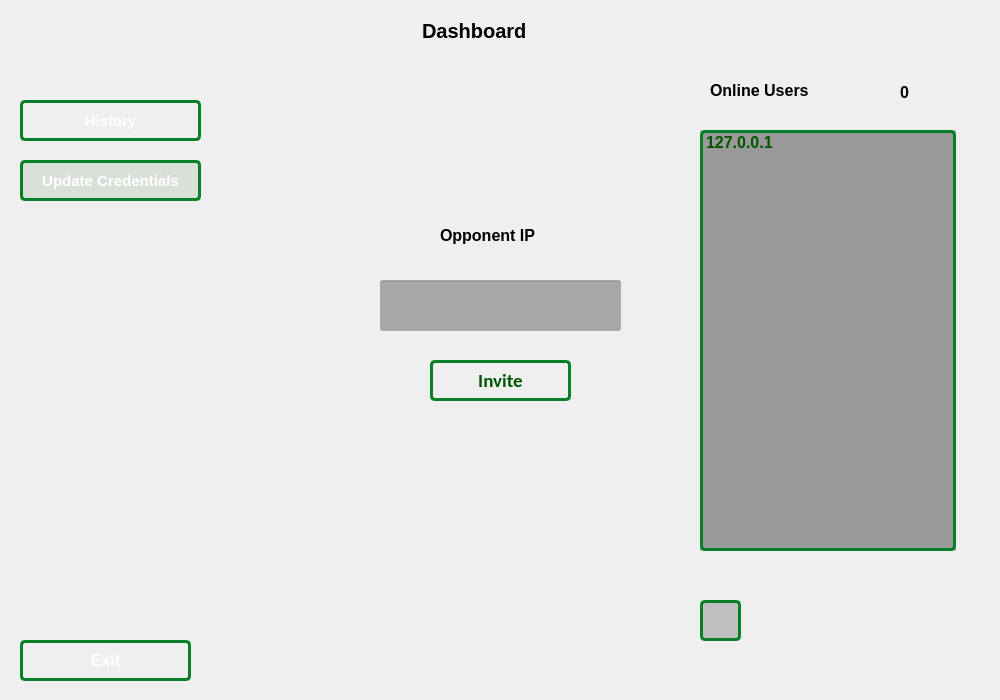
First picture: the form in windows/Dashboard/dashboard.ui, repository hamidreza2005/PlanetVsZombies, before the edit.
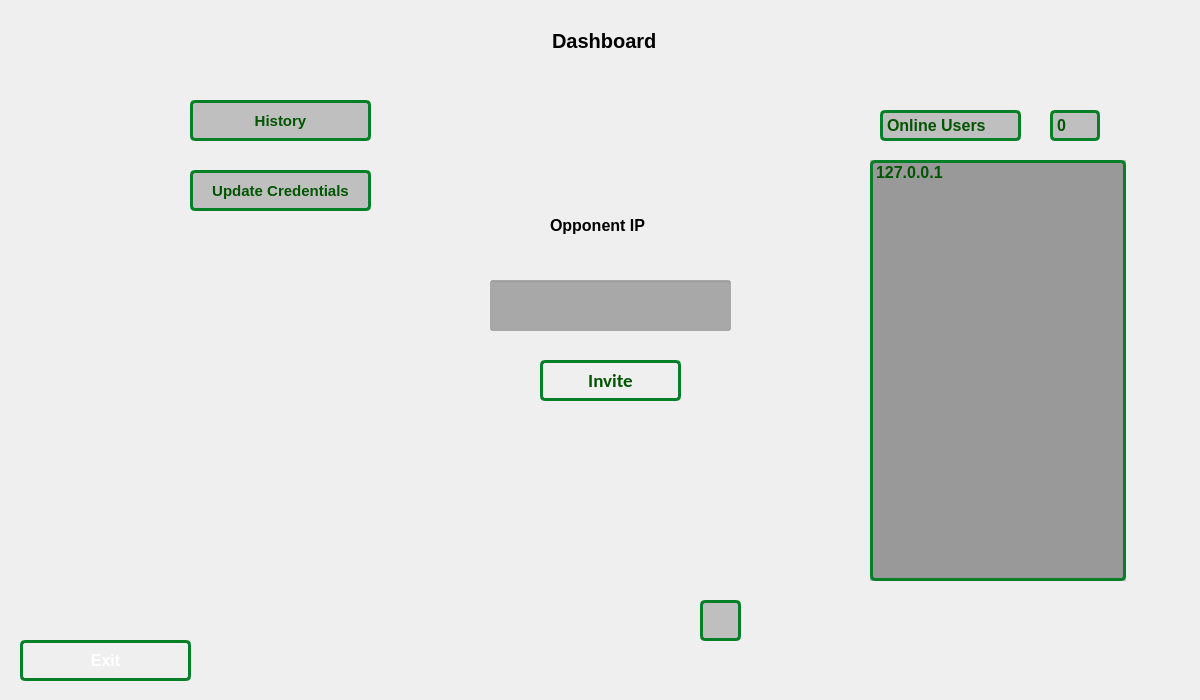
Second picture: the form after the edit. Icons and pictures are not drawn.

The edit to the form file:
```diff
--- a/windows/Dashboard/dashboard.ui
+++ b/windows/Dashboard/dashboard.ui
@@ -6,7 +6,7 @@
    <rect>
     <x>0</x>
     <y>0</y>
-    <width>1000</width>
+    <width>1200</width>
     <height>700</height>
    </rect>
   </property>
@@ -27,177 +27,6 @@
   <property name="styleSheet">
    <string notr="true"/>
   </property>
-  <widget class="QLabel" name="welcomeText">
-   <property name="geometry">
-    <rect>
-     <x>380</x>
-     <y>10</y>
-     <width>221</width>
-     <height>41</height>
-    </rect>
-   </property>
-   <property name="font">
-    <font>
-     <pointsize>15</pointsize>
-     <bold>true</bold>
-    </font>
-   </property>
-   <property name="layoutDirection">
-    <enum>Qt::LeftToRight</enum>
-   </property>
-   <property name="styleSheet">
-    <string notr="true">margin:0 auto;
-color: rgb(0, 0, 0);</string>
-   </property>
-   <property name="text">
-    <string>Dashboard</string>
-   </property>
-   <property name="scaledContents">
-    <bool>false</bool>
-   </property>
-   <property name="wordWrap">
-    <bool>false</bool>
-   </property>
-  </widget>
-  <widget class="QLabel" name="label_2">
-   <property name="geometry">
-    <rect>
-     <x>710</x>
-     <y>80</y>
-     <width>131</width>
-     <height>21</height>
-    </rect>
-   </property>
-   <property name="font">
-    <font>
-     <pointsize>12</pointsize>
-     <bold>true</bold>
-    </font>
-   </property>
-   <property name="text">
-    <string>Online Users</string>
-   </property>
-  </widget>
-  <widget class="QPushButton" name="updateCredentials">
-   <property name="geometry">
-    <rect>
-     <x>20</x>
-     <y>160</y>
-     <width>181</width>
-     <height>41</height>
-    </rect>
-   </property>
-   <property name="font">
-    <font>
-     <pointsize>11</pointsize>
-     <bold>true</bold>
-    </font>
-   </property>
-   <property name="styleSheet">
-    <string notr="true">color: rgb(255, 255, 255);
-background-color: rgba(0, 85, 0,0.1);
-border:3px solid #068027;
-border-radius:5px;</string>
-   </property>
-   <property name="text">
-    <string>Update Credentials</string>
-   </property>
-  </widget>
-  <widget class="QLineEdit" name="opponentIp">
-   <property name="geometry">
-    <rect>
-     <x>380</x>
-     <y>280</y>
-     <width>241</width>
-     <height>51</height>
-    </rect>
-   </property>
-   <property name="font">
-    <font>
-     <pointsize>16</pointsize>
-     <bold>true</bold>
-    </font>
-   </property>
-   <property name="acceptDrops">
-    <bool>true</bool>
-   </property>
-   <property name="styleSheet">
-    <string notr="true">color: rgb(0, 0, 0);
-background-color: rgba(0, 0, 0,0.3);</string>
-   </property>
-   <property name="text">
-    <string/>
-   </property>
-  </widget>
-  <widget class="QPushButton" name="ready">
-   <property name="geometry">
-    <rect>
-     <x>430</x>
-     <y>360</y>
-     <width>141</width>
-     <height>41</height>
-    </rect>
-   </property>
-   <property name="font">
-    <font>
-     <family>Calibri</family>
-     <pointsize>14</pointsize>
-     <bold>true</bold>
-    </font>
-   </property>
-   <property name="cursor">
-    <cursorShape>PointingHandCursor</cursorShape>
-   </property>
-   <property name="styleSheet">
-    <string notr="true">color: rgb(0, 85, 0);
-border:3px solid #068027;
-border-radius:5px;</string>
-   </property>
-   <property name="text">
-    <string>Invite</string>
-   </property>
-  </widget>
-  <widget class="QLabel" name="label_3">
-   <property name="geometry">
-    <rect>
-     <x>440</x>
-     <y>210</y>
-     <width>121</width>
-     <height>51</height>
-    </rect>
-   </property>
-   <property name="font">
-    <font>
-     <pointsize>12</pointsize>
-     <bold>true</bold>
-    </font>
-   </property>
-   <property name="styleSheet">
-    <string notr="true">color: rgb(0, 0, 0);</string>
-   </property>
-   <property name="text">
-    <string>Opponent IP</string>
-   </property>
-  </widget>
-  <widget class="QLabel" name="onlineClientsCount">
-   <property name="geometry">
-    <rect>
-     <x>900</x>
-     <y>84</y>
-     <width>50</width>
-     <height>16</height>
-    </rect>
-   </property>
-   <property name="font">
-    <font>
-     <pointsize>12</pointsize>
-     <bold>true</bold>
-    </font>
-   </property>
-   <property name="text">
-    <string>0</string>
-   </property>
-  </widget>
   <widget class="QPushButton" name="refreshUsers">
    <property name="geometry">
     <rect>
@@ -265,69 +94,12 @@
     <string>Exit</string>
    </property>
   </widget>
-  <widget class="QListWidget" name="onlineClients">
-   <property name="geometry">
-    <rect>
-     <x>700</x>
-     <y>130</y>
-     <width>256</width>
-     <height>421</height>
-    </rect>
-   </property>
-   <property name="font">
-    <font>
-     <pointsize>12</pointsize>
-     <bold>true</bold>
-    </font>
-   </property>
-   <property name="autoFillBackground">
-    <bool>true</bool>
-   </property>
-   <property name="styleSheet">
-    <string notr="true">color: rgb(0, 85, 0);
-background-color: rgba(0, 0, 0,0.2);
-border:3px solid #068027;
-border-radius:5px;</string>
-   </property>
-   <item>
-    <property name="text">
-     <string>127.0.0.1</string>
-    </property>
-   </item>
-  </widget>
-  <widget class="QPushButton" name="history">
-   <property name="geometry">
-    <rect>
-     <x>20</x>
-     <y>100</y>
-     <width>181</width>
-     <height>41</height>
-    </rect>
-   </property>
-   <property name="font">
-    <font>
-     <pointsize>11</pointsize>
-     <bold>true</bold>
-    </font>
-   </property>
-   <property name="autoFillBackground">
-    <bool>false</bool>
-   </property>
-   <property name="styleSheet">
-    <string notr="true">color: rgb(255, 255, 255);
-border:3px solid #068027;
-border-radius:5px;</string>
-   </property>
-   <property name="text">
-    <string>History</string>
-   </property>
-  </widget>
   <widget class="QWidget" name="widget" native="true">
    <property name="geometry">
     <rect>
      <x>0</x>
      <y>0</y>
-     <width>1000</width>
+     <width>1200</width>
      <height>700</height>
     </rect>
    </property>
@@ -338,6 +110,247 @@
     background-position: center;
 }</string>
    </property>
+   <widget class="QLabel" name="onlineClientsCount">
+    <property name="geometry">
+     <rect>
+      <x>1050</x>
+      <y>110</y>
+      <width>50</width>
+      <height>31</height>
+     </rect>
+    </property>
+    <property name="font">
+     <font>
+      <pointsize>12</pointsize>
+      <bold>true</bold>
+     </font>
+    </property>
+    <property name="styleSheet">
+     <string notr="true">color: rgb(0, 85, 0);
+background-color: rgba(0, 0, 0,0.2);
+border:3px solid #068027;
+border-radius:5px;</string>
+    </property>
+    <property name="text">
+     <string>0</string>
+    </property>
+   </widget>
+   <widget class="QLabel" name="label_2">
+    <property name="geometry">
+     <rect>
+      <x>880</x>
+      <y>110</y>
+      <width>141</width>
+      <height>31</height>
+     </rect>
+    </property>
+    <property name="font">
+     <font>
+      <pointsize>12</pointsize>
+      <bold>true</bold>
+     </font>
+    </property>
+    <property name="styleSheet">
+     <string notr="true">color: rgb(0, 85, 0);
+background-color: rgba(0, 0, 0,0.2);
+border:3px solid #068027;
+border-radius:5px;</string>
+    </property>
+    <property name="text">
+     <string>Online Users</string>
+    </property>
+   </widget>
+   <widget class="QListWidget" name="onlineClients">
+    <property name="geometry">
+     <rect>
+      <x>870</x>
+      <y>160</y>
+      <width>256</width>
+      <height>421</height>
+     </rect>
+    </property>
+    <property name="font">
+     <font>
+      <pointsize>12</pointsize>
+      <bold>true</bold>
+     </font>
+    </property>
+    <property name="autoFillBackground">
+     <bool>true</bool>
+    </property>
+    <property name="styleSheet">
+     <string notr="true">color: rgb(0, 85, 0);
+background-color: rgba(0, 0, 0,0.2);
+border:3px solid #068027;
+border-radius:5px;</string>
+    </property>
+    <item>
+     <property name="text">
+      <string>127.0.0.1</string>
+     </property>
+    </item>
+   </widget>
+   <widget class="QLineEdit" name="opponentIp">
+    <property name="geometry">
+     <rect>
+      <x>490</x>
+      <y>280</y>
+      <width>241</width>
+      <height>51</height>
+     </rect>
+    </property>
+    <property name="font">
+     <font>
+      <pointsize>16</pointsize>
+      <bold>true</bold>
+     </font>
+    </property>
+    <property name="acceptDrops">
+     <bool>true</bool>
+    </property>
+    <property name="styleSheet">
+     <string notr="true">color: rgb(0, 0, 0);
+background-color: rgba(0, 0, 0,0.3);</string>
+    </property>
+    <property name="text">
+     <string/>
+    </property>
+   </widget>
+   <widget class="QLabel" name="label_3">
+    <property name="geometry">
+     <rect>
+      <x>550</x>
+      <y>200</y>
+      <width>121</width>
+      <height>51</height>
+     </rect>
+    </property>
+    <property name="font">
+     <font>
+      <pointsize>12</pointsize>
+      <bold>true</bold>
+     </font>
+    </property>
+    <property name="styleSheet">
+     <string notr="true">color: rgb(0, 0, 0);</string>
+    </property>
+    <property name="text">
+     <string>Opponent IP</string>
+    </property>
+   </widget>
+   <widget class="QPushButton" name="ready">
+    <property name="geometry">
+     <rect>
+      <x>540</x>
+      <y>360</y>
+      <width>141</width>
+      <height>41</height>
+     </rect>
+    </property>
+    <property name="font">
+     <font>
+      <family>Calibri</family>
+      <pointsize>14</pointsize>
+      <bold>true</bold>
+     </font>
+    </property>
+    <property name="cursor">
+     <cursorShape>PointingHandCursor</cursorShape>
+    </property>
+    <property name="styleSheet">
+     <string notr="true">color: rgb(0, 85, 0);
+border:3px solid #068027;
+border-radius:5px;</string>
+    </property>
+    <property name="text">
+     <string>Invite</string>
+    </property>
+   </widget>
+   <widget class="QPushButton" name="history">
+    <property name="geometry">
+     <rect>
+      <x>190</x>
+      <y>100</y>
+      <width>181</width>
+      <height>41</height>
+     </rect>
+    </property>
+    <property name="font">
+     <font>
+      <pointsize>11</pointsize>
+      <bold>true</bold>
+     </font>
+    </property>
+    <property name="autoFillBackground">
+     <bool>false</bool>
+    </property>
+    <property name="styleSheet">
+     <string notr="true">color: rgb(0, 85, 0);
+background-color: rgba(0, 0, 0,0.2);
+border:3px solid #068027;
+border-radius:5px;</string>
+    </property>
+    <property name="text">
+     <string>History</string>
+    </property>
+   </widget>
+   <widget class="QLabel" name="welcomeText">
+    <property name="geometry">
+     <rect>
+      <x>510</x>
+      <y>20</y>
+      <width>221</width>
+      <height>41</height>
+     </rect>
+    </property>
+    <property name="font">
+     <font>
+      <pointsize>15</pointsize>
+      <bold>true</bold>
+     </font>
+    </property>
+    <property name="layoutDirection">
+     <enum>Qt::LeftToRight</enum>
+    </property>
+    <property name="styleSheet">
+     <string notr="true">margin:0 auto;
+color: rgb(0, 0, 0);</string>
+    </property>
+    <property name="text">
+     <string>Dashboard</string>
+    </property>
+    <property name="scaledContents">
+     <bool>false</bool>
+    </property>
+    <property name="wordWrap">
+     <bool>false</bool>
+    </property>
+   </widget>
+   <widget class="QPushButton" name="updateCredentials">
+    <property name="geometry">
+     <rect>
+      <x>190</x>
+      <y>170</y>
+      <width>181</width>
+      <height>41</height>
+     </rect>
+    </property>
+    <property name="font">
+     <font>
+      <pointsize>11</pointsize>
+      <bold>true</bold>
+     </font>
+    </property>
+    <property name="styleSheet">
+     <string notr="true">color: rgb(0, 85, 0);
+background-color: rgba(0, 0, 0,0.2);
+border:3px solid #068027;
+border-radius:5px;</string>
+    </property>
+    <property name="text">
+     <string>Update Credentials</string>
+    </property>
+   </widget>
   </widget>
   <zorder>widget</zorder>
   <zorder>refreshUsers</zorder>
```
Left out of the diff: 9 changed lines with no effect on the pictures.
